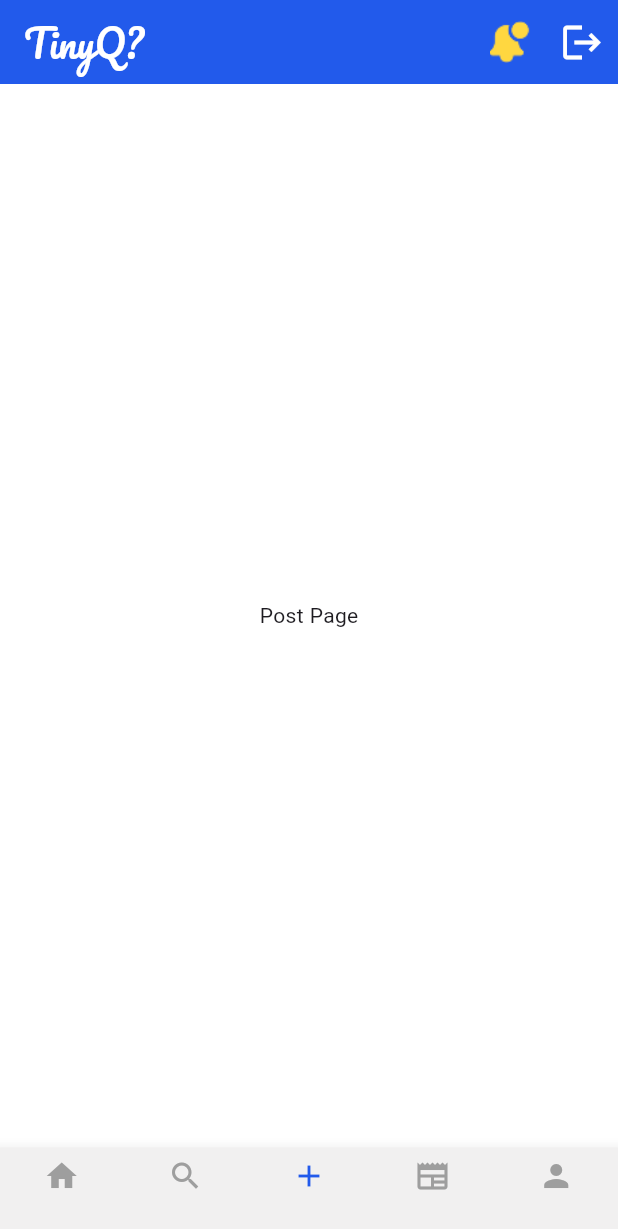
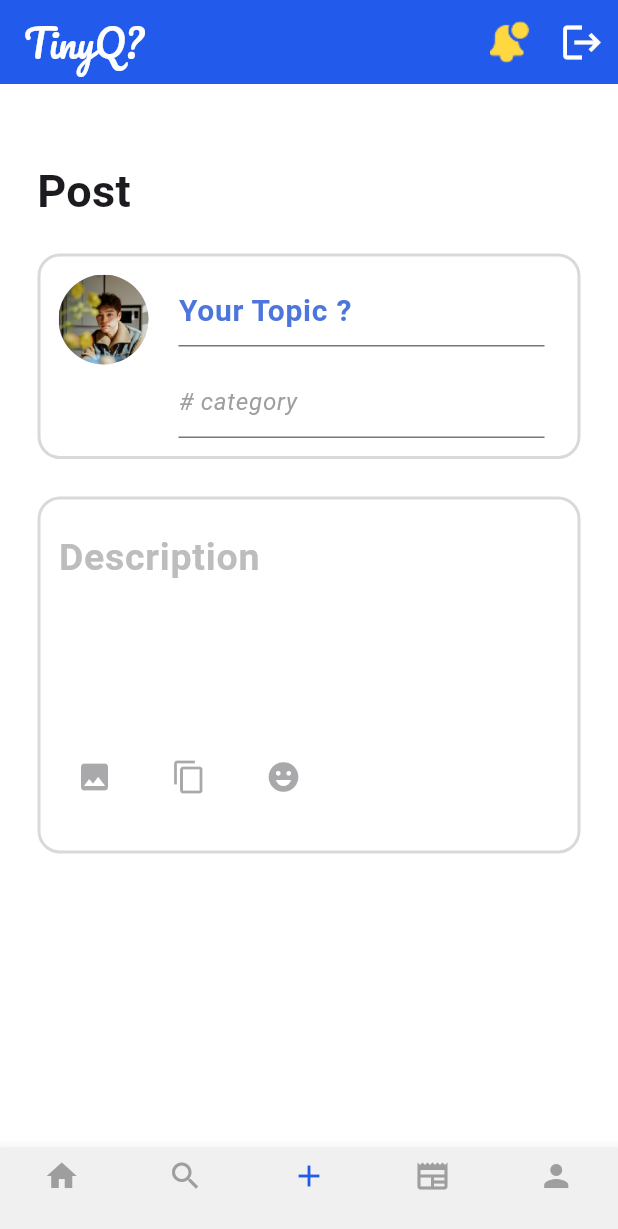
Before and after one commit to wijit1/ITDS283-TinyQ, a Flutter app: the screen it shows once a user with an empty profile is signed in, swiped to page 3, on a phone screen of 412 x 824 dp. Shown: the top 1229 px of the screen. Run offline on Flutter 3.47's test engine with Material 3 defaults, Android fonts, the phone set to English and light mode, and no system bars; our stand-ins replace cloud_firestore, firebase_auth, firebase_core, firebase_storage, flutter_screenutil, google_fonts and 1 more; missing offline and left inert: firebase_app_check; accounts and stored records are empty.

Commit message:
Create add Post  screen
Create a textfield in addPost Screen, That user can input topic , category,description

```diff
--- a/tinyq/lib/screen/add_post.dart
+++ b/tinyq/lib/screen/add_post.dart
@@ -12,8 +12,123 @@ class _AddPost_ScreenState extends State<AddPost_Screen> {
   Widget build(BuildContext context) {
     return Scaffold(
       backgroundColor: Colors.white,
-      body: Center(
-        child: Text("Post Page"),
+      body: Column(
+        children: [
+          Padding(
+            padding: EdgeInsets.only(right: 300, top: 50),
+            child: Text(
+              "Post",
+              style: TextStyle(fontSize: 30, fontWeight: FontWeight.bold),
+            ),
+          ),
+          SizedBox(
+            height: 20,
+          ),
+          Add_Title(),
+          Padding(
+            padding: EdgeInsets.all(25.0),
+            child: Container(
+              height: 238,
+              padding: EdgeInsets.all(12),
+              decoration: BoxDecoration(
+                color: Colors.white,
+                borderRadius: BorderRadius.circular(15),
+                border: Border.all(
+                    color: Color(0xFFD9D9D9), width: 2),
+              ),
+              child: Column(
+                children: [
+                  TextField(
+                    maxLines: 5,
+                    decoration: InputDecoration(
+                      border: InputBorder.none,
+                      hintText: "Description",
+                      hintStyle: TextStyle(
+                        fontSize: 25,
+                        fontWeight: FontWeight.bold,
+                        color: Colors.grey.shade400,
+                      ),
+                    ),
+                  ),
+                  Padding(
+                    padding: EdgeInsets.symmetric(vertical: 13),
+                    child: Row(
+                      mainAxisAlignment: MainAxisAlignment.start,
+                      crossAxisAlignment: CrossAxisAlignment.end,
+                      children: [
+                        IconButton(
+                          onPressed: null,
+                          icon: Icon(Icons.image)),
+                        SizedBox(width: 15,),
+                        IconButton(
+                          onPressed: null,
+                          icon: Icon(Icons.copy)),
+                        SizedBox(width: 15,),
+                        IconButton(
+                          onPressed: null,
+                          icon: Icon(Icons.emoji_emotions)),
+                        SizedBox(width: 15,),
+                      ],
+                    ),
+                  )
+                ],
+              ),
+            ),
+          )
+        ],
+      ),
+    );
+  }
+
+  Padding Add_Title() {
+    return Padding(
+      padding: EdgeInsets.symmetric(horizontal: 25.0),
+      child: Container(
+        padding: EdgeInsets.all(12),
+        decoration: BoxDecoration(
+          color: Colors.white,
+          borderRadius: BorderRadius.circular(15),
+          border:
+              Border.all(color: Color(0xFFD9D9D9), width: 2),
+        ),
+        child: Row(
+          crossAxisAlignment: CrossAxisAlignment.start,
+          children: [
+            CircleAvatar(
+              radius: 30,
+              backgroundImage: AssetImage('assets/images/Mr.A.jpg'),
+            ),
+            SizedBox(width: 10),
+            Expanded(
+              child: Padding(
+                padding: EdgeInsets.symmetric(horizontal: 10),
+                child: Column(
+                  crossAxisAlignment: CrossAxisAlignment.start,
+                  children: [
+                    TextField(
+                      decoration: InputDecoration(
+                        hintText: "Your Topic ?",
+                        hintStyle: TextStyle(
+                          fontSize: 20,
+                          fontWeight: FontWeight.bold,
+                          color: Color.fromARGB(255, 77, 118, 221),
+                        ),
+                      ),
+                    ),
+                    SizedBox(height: 13,),
+                    TextField(
+                      decoration: InputDecoration(
+                        hintText: "# category",
+                        hintStyle: TextStyle(
+                            color: Colors.grey, fontStyle: FontStyle.italic),
+                      ),
+                    ),
+                  ],
+                ),
+              ),
+            ),
+          ],
+        ),
       ),
     );
   }
```
